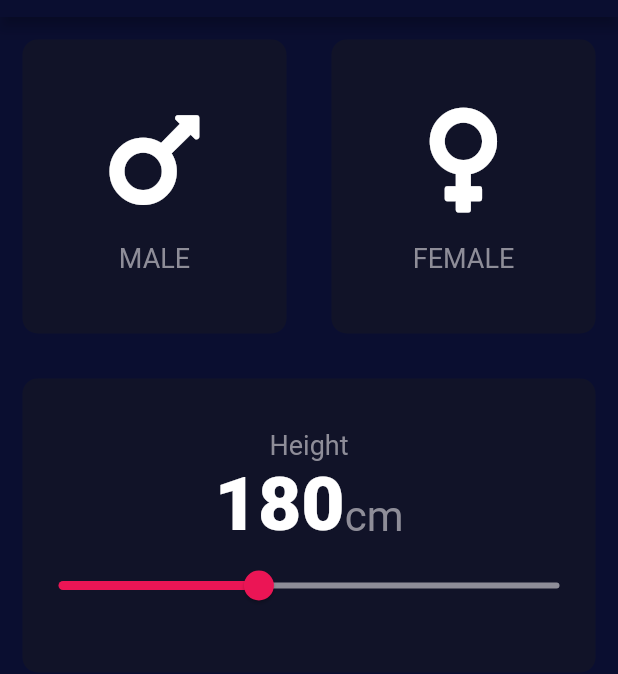
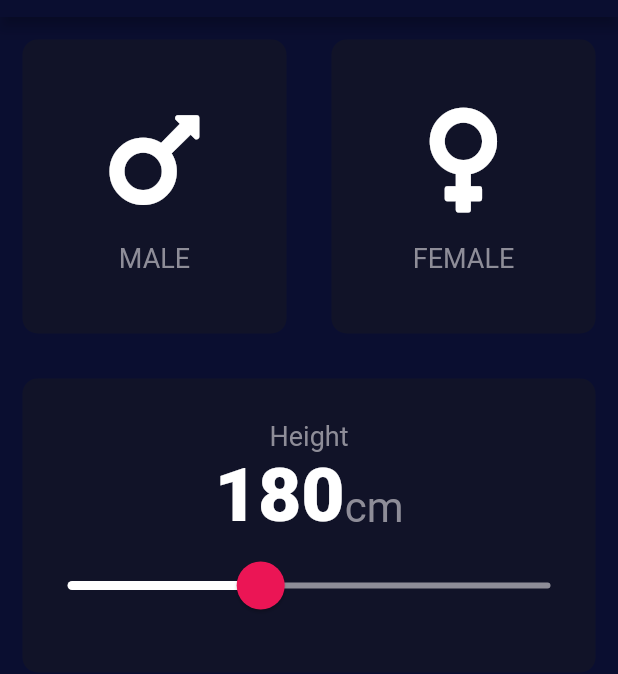
Before and after one commit to kambarovee/bmi-calculator, a Flutter app: the screen it shows after launch, on a phone screen of 412 x 824 dp, the part 67-741 px from its top. Run offline on Flutter 3.47's test engine with Material 2 defaults, Android fonts, the phone set to English and light mode, and no system bars; our stand-ins replace font_awesome_flutter.

Commit message:
Added SliderTheme

```diff
--- a/lib/input_page.dart
+++ b/lib/input_page.dart
@@ -93,17 +93,26 @@ class _InputPageState extends State<InputPage> {
                             )
                           ],
                         ),
-                        Slider(
+                        SliderTheme(
+                          data: SliderTheme.of(context).copyWith(
+                            activeTrackColor: Color(0xFFFFFFFF),
+                            inactiveTrackColor: kInactiveButtonColor,
+                            thumbShape:
+                                RoundSliderThumbShape(enabledThumbRadius: 16.0),
+                            thumbColor: kButtonColor,
+                            overlayShape: RoundSliderOverlayShape(overlayRadius: 30.0),
+                            overlayColor: Color(0x29EB1555)
+                          ),
+                          child: Slider(
                               value: height.toDouble(),
                               min: 100,
                               max: 300,
-                            activeColor: kButtonColor,
-                            inactiveColor: kInactiveButtonColor,
                               onChanged: (double newValue) {
                                 setState(() {
                                   height = newValue.round();
                                 });
-                            })
+                              }),
+                        )
                       ],
                     ),
                   ),
```
Lines whose indentation alone changed are shown as unchanged.
